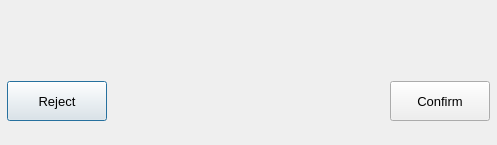
Above: delete_confirmation.ui from Esk-Spatial/QGIS_forest_health_sketch_tool before the change. Below: the same form after it.
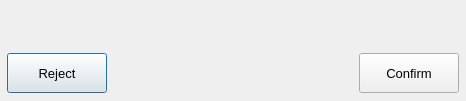
That is the form after the change. Icons and pictures are not drawn.

Commit message: 539 updated the layout of app settings screen. 540 fixed the issue of not able to delete selected feature. 538 fixed the issue of layer removed error when new project is selected from the settings

Diff of the .ui file:
```diff
--- a/delete_confirmation.ui
+++ b/delete_confirmation.ui
@@ -6,8 +6,8 @@
    <rect>
     <x>0</x>
     <y>0</y>
-    <width>497</width>
-    <height>145</height>
+    <width>466</width>
+    <height>101</height>
    </rect>
   </property>
   <property name="windowTitle">
```
The commit also changes 3 other files.
